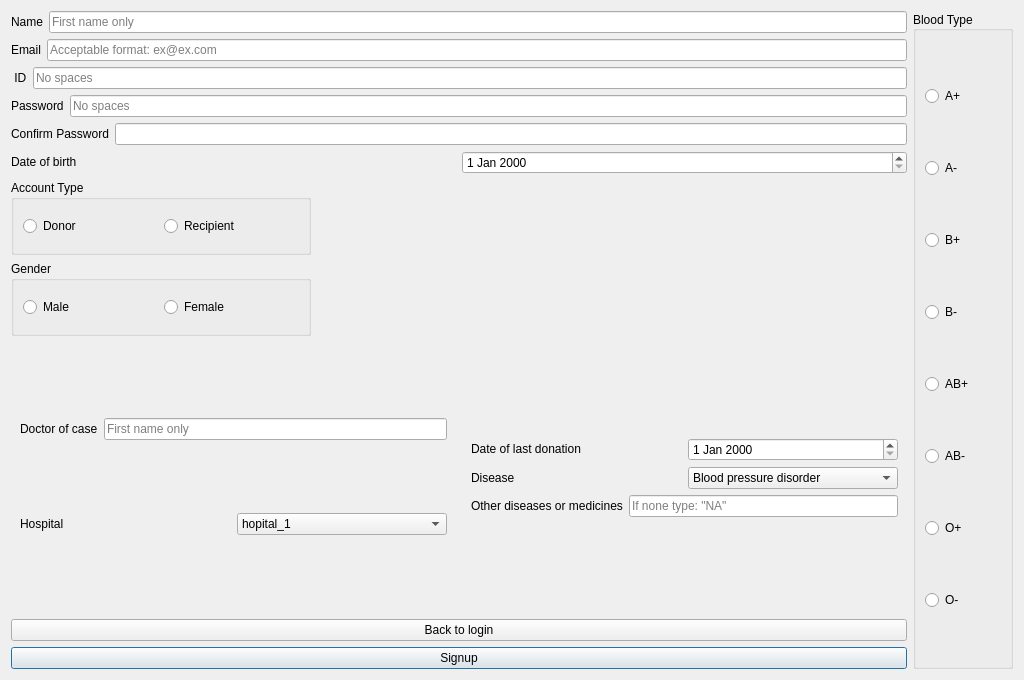
Above: Blood-Bank/signup.ui from Sian1902/Blood-Bank-System- before the change. Below: the same form after it.
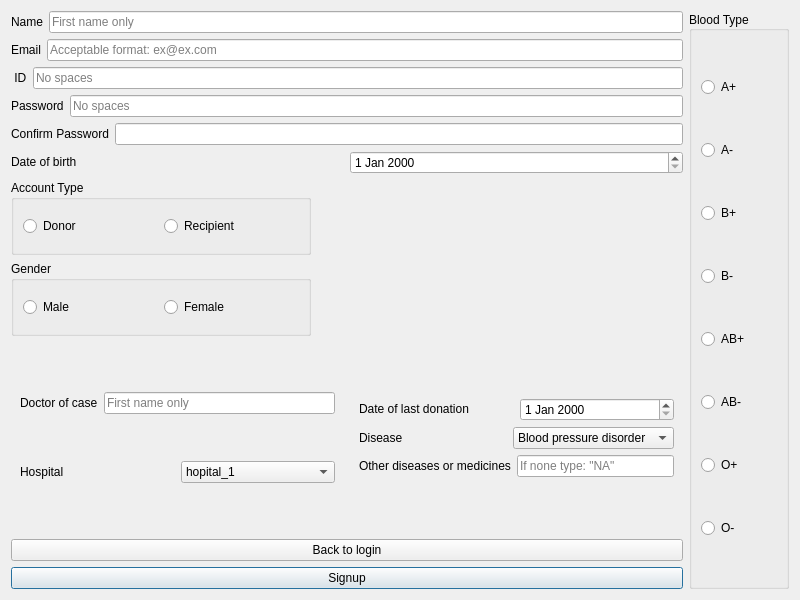
That is the form after the change.

The edit to the form file:
```diff
--- a/Blood-Bank/signup.ui
+++ b/Blood-Bank/signup.ui
@@ -6,8 +6,8 @@
    <rect>
     <x>0</x>
     <y>0</y>
-    <width>1024</width>
-    <height>680</height>
+    <width>800</width>
+    <height>600</height>
    </rect>
   </property>
   <property name="windowTitle">
```
Left out of the diff: 5 changed lines with no effect on the pictures.
